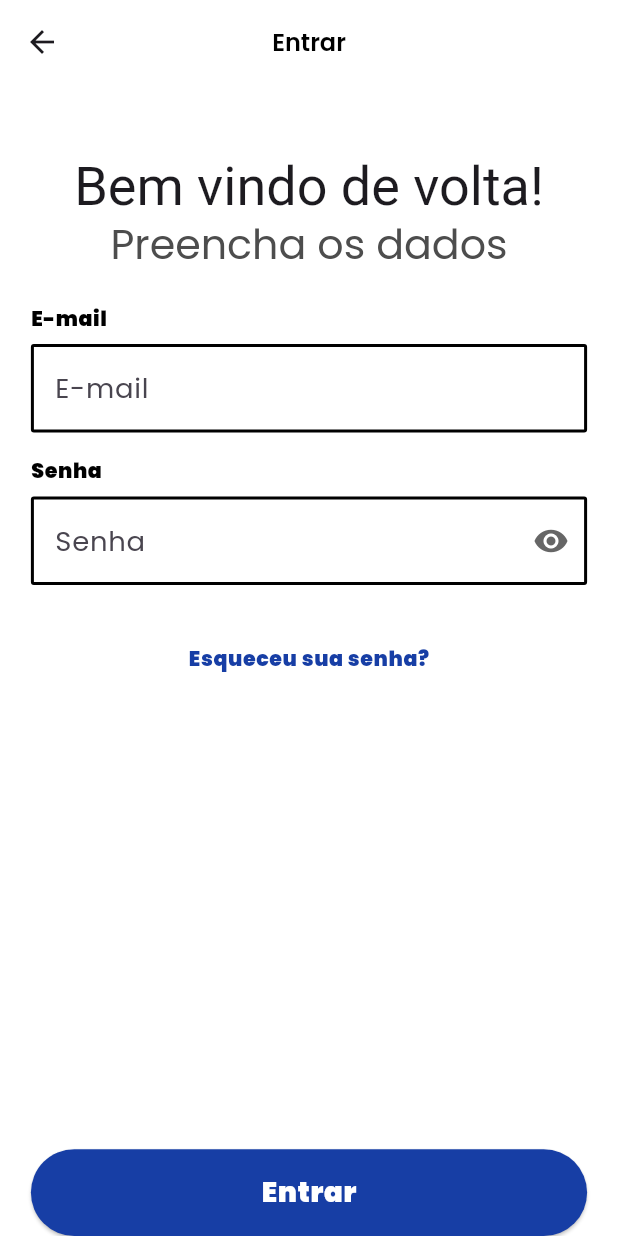
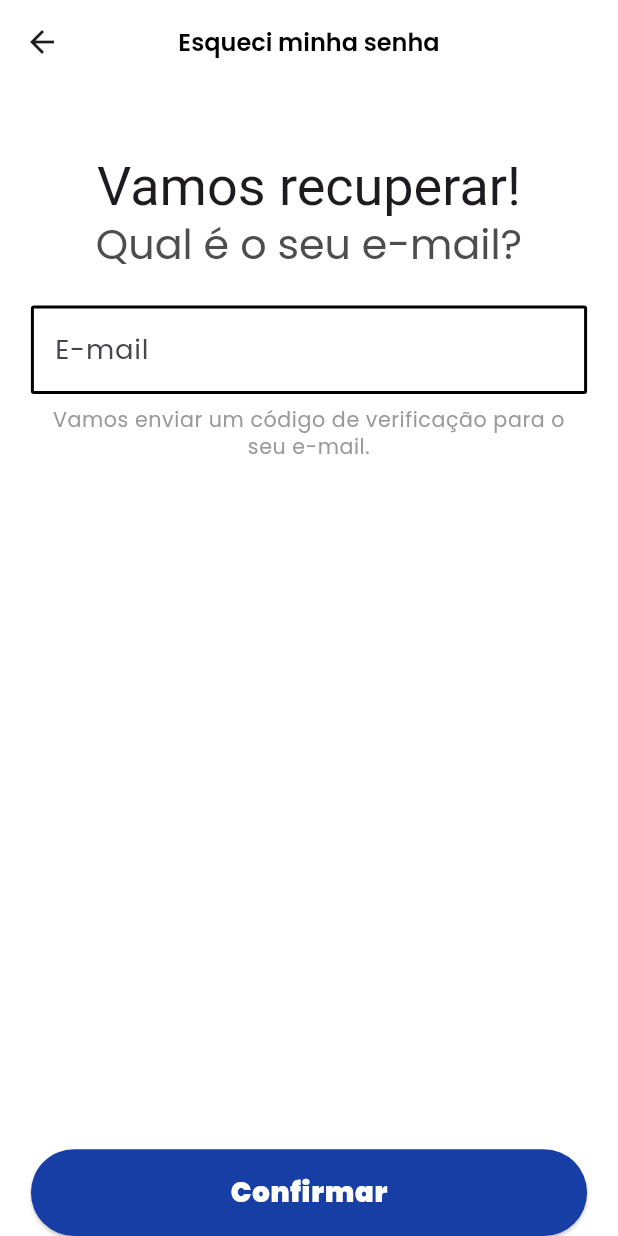
Before and after one commit to chrnotag/pokedex_app, a Flutter app: the LoginEmailView screen opened by its route, after a tap on "Esqueceu sua senha?", on a phone screen of 412 x 824 dp. Run offline on Flutter 3.47's test engine with Material 3 defaults, Android fonts, the phone set to English and light mode, and no system bars; our stand-ins replace carousel_slider, flutter_animate, flutter_modular, flutter_screenutil, google_fonts; missing offline and left inert: validatorless.

Commit message:
Feito esqueci minha senha com campos OTP

```diff
--- a/lib/core/constants/navigation_routes.dart
+++ b/lib/core/constants/navigation_routes.dart
@@ -42,7 +42,10 @@ class NavigationRoutes {
   static final registerSuccessful = "$_registerModuleRoute${RouteNames.registerSuccessful}";
 
   // 🔹 Caminho completo para a tela de recuperação de senha - Etapa 01
-  static final recoverPassword = "${RouteNames.authModuleRoute}${RouteNames.forgetPasswordModule}${RouteNames.recoverPassword}";
+  static final forgetPassword = "$_forgetPasswordModuleRoute${RouteNames.forgetPassword}";
+
+  // 🔹 Caminho completo para a tela de recuperação de senha - Etapa 02
+  static final recoverPassword = "$_forgetPasswordModuleRoute${RouteNames.recoverPassword}";
 
   /// ============================
   ///        ESCOPO HOME
--- /dev/null
+++ b/lib/views/splash_and_auth/auth/forget_password/forget_password_email.dart
@@ -0,0 +1,54 @@
+import 'package:flutter/material.dart';
+import 'package:flutter_modular/flutter_modular.dart';
+import 'package:flutter_screenutil/flutter_screenutil.dart';
+import 'package:pokedex_app/core/constants/navigation_routes.dart';
+import 'package:pokedex_app/core/extensions/theme_extensions/theme_extension.dart';
+import 'package:pokedex_app/widgets/main_extended_button_blue.dart';
+import 'package:pokedex_app/widgets/textfield_custom.dart';
+
+class ForgetPasswordEmail extends StatefulWidget {
+  const ForgetPasswordEmail({super.key});
+
+  @override
+  State<ForgetPasswordEmail> createState() => _ForgetPasswordEmailState();
+}
+
+class _ForgetPasswordEmailState extends State<ForgetPasswordEmail> {
+  @override
+  Widget build(BuildContext context) {
+    TextEditingController _emailController = TextEditingController();
+    return Scaffold(
+      appBar: AppBar(
+        title: Text("Esqueci minha senha"),
+      ),
+      body: SafeArea(
+          child: Padding(
+              padding: EdgeInsets.symmetric(horizontal: 18.w),
+              child: Center(
+                child: Column(
+                  mainAxisAlignment: MainAxisAlignment.spaceBetween,
+                  children: [
+                    Padding(
+                      padding: EdgeInsets.only(top: 45.5.h),
+                      child: Column(
+                        children: [
+                          Text("Vamos recuperar!", style: context.textTheme.displaySmall,),
+                          Padding(
+                            padding: EdgeInsets.only(bottom: 24.h),
+                            child: Text("Qual é o seu e-mail?", style: context.textTheme.displayMedium,),
+                          ),
+                          TextfieldCustom(hintText: "E-mail", controller: _emailController),
+                          Padding(
+                            padding: EdgeInsets.only(top: 8.h),
+                            child: Text("Vamos enviar um código de verificação para o seu e-mail.", style: context.textTheme.bodySmall, textAlign: TextAlign.center,),
+                          )
+                        ],
+                      ),
+                    ),
+                    MainExtendedButtonBlue(text: "Confirmar", onPressed: () => Modular.to.pushNamed(NavigationRoutes.recoverPassword))
+                  ],
+                ),
+              ),),),
+    );
+  }
+}
--- a/lib/views/splash_and_auth/auth/login/login_email_view.dart
+++ b/lib/views/splash_and_auth/auth/login/login_email_view.dart
@@ -1,6 +1,8 @@
 import 'package:flutter/material.dart';
+import 'package:flutter_modular/flutter_modular.dart';
 import 'package:flutter_screenutil/flutter_screenutil.dart';
 import 'package:pokedex_app/core/constants/colors/main_colors_light.dart';
+import 'package:pokedex_app/core/constants/navigation_routes.dart';
 import 'package:pokedex_app/core/extensions/theme_extensions/theme_extension.dart';
 import 'package:pokedex_app/widgets/main_extended_button_blue.dart';
 import 'package:pokedex_app/widgets/textfield_custom.dart';
@@ -83,7 +85,7 @@ class _LoginEmailViewState extends State<LoginEmailView> {
                     Padding(
                       padding: EdgeInsets.only(top: 24.h),
                       child: TextButton(
-                          onPressed: () {}, child: Text("Esqueceu sua senha?", style: context.textTheme.bodySmall!.copyWith(color: MainColorsLight.primaryBlue, fontWeight: FontWeight.w900),)),
+                          onPressed: () => Modular.to.pushNamed(NavigationRoutes.forgetPassword), child: Text("Esqueceu sua senha?", style: context.textTheme.bodySmall!.copyWith(color: MainColorsLight.primaryBlue, fontWeight: FontWeight.w900),)),
                     ),
                   ],
                 ),
--- a/lib/views/splash_and_auth/auth/widets/registration_flow.dart
+++ b/lib/views/splash_and_auth/auth/widets/registration_flow.dart
@@ -84,7 +84,7 @@ class _RegistrationFlowState extends State<RegistrationFlow> {
                         ),
                         Padding(
                           padding: EdgeInsets.only(top: 8.h),
-                          child: Text(widget.textFieldWarning, style: context.textTheme.bodySmall!.copyWith(fontSize: 12.sp),textAlign: TextAlign.center,),
+                          child: Text(widget.textFieldWarning, style: context.textTheme.bodySmall,textAlign: TextAlign.center,),
                         ),
                       ],
                     ),
```
Also changed, not shown: lib/core/modules/splash_and_auth/auth_module/forget_password/forgete_password_module.dart (+10 -1 lines), lib/views/splash_and_auth/auth/forget_password/forget_password_code.dart (added, +155 -0 lines), lib/views/splash_and_auth/auth/forget_password/widgets/textfield_otp_code.dart (added, +38 -0 lines).
